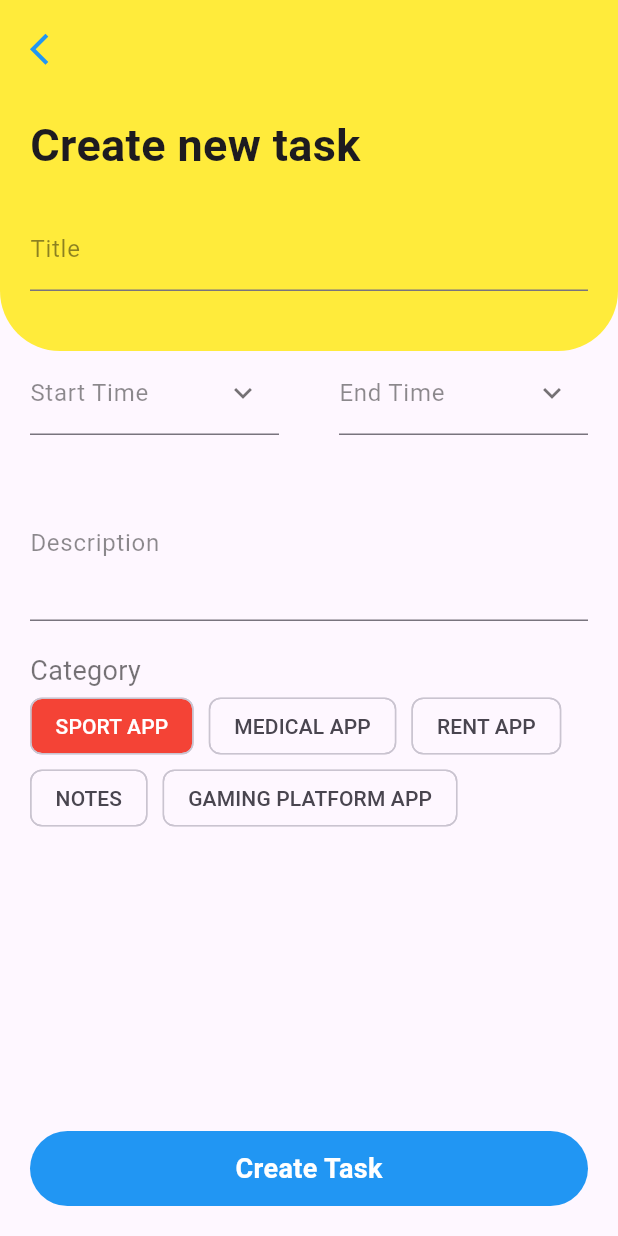
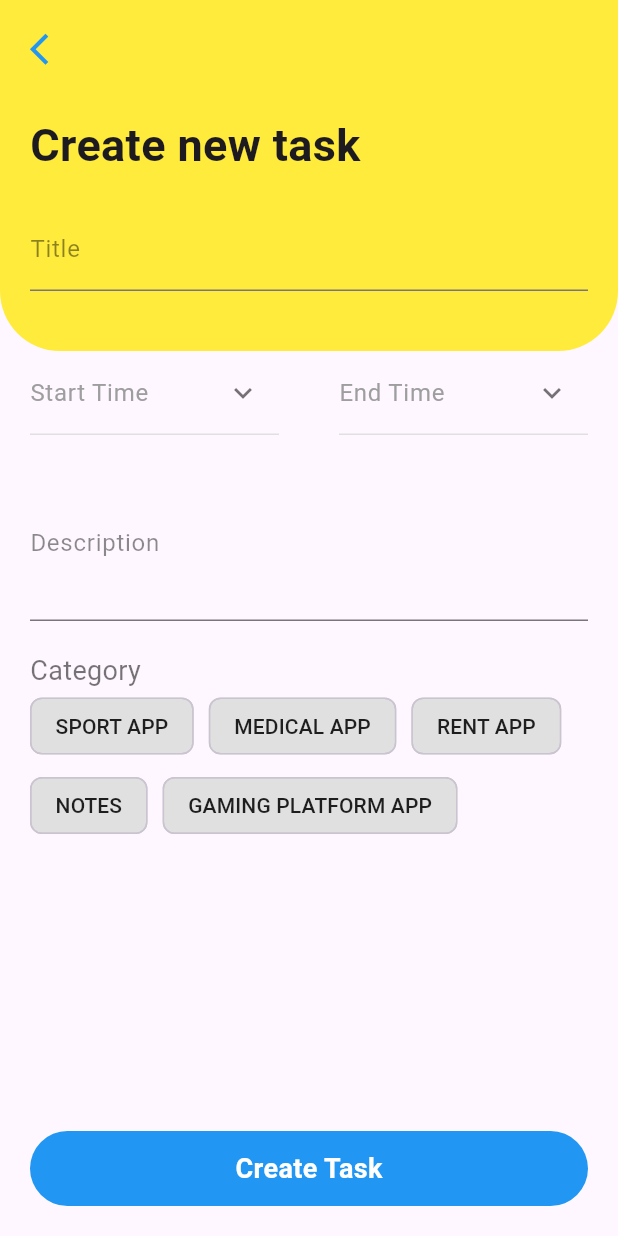
Before and after one commit to ngcuyen/task-manager, a Flutter app: the screen it shows after launch, on a phone screen of 412 x 824 dp. Run offline on Flutter 3.47's test engine with Material 3 defaults, Android fonts, the phone set to English and light mode, and no system bars; our stand-ins replace cloud_firestore, firebase_core, fl_chart; accounts and stored records are empty.

Commit message:
create task

```diff
--- a/lib/main.dart
+++ b/lib/main.dart
@@ -1,8 +1,14 @@
 import 'package:flutter/material.dart';
 import 'package:task_manager/screens/new_task.dart';
+import 'package:firebase_core/firebase_core.dart';
+import 'firebase_options.dart';
 import 'package:task_manager/screens/task_detail.dart';
 
-void main() {
+Future<void> main() async {
+  WidgetsFlutterBinding.ensureInitialized();
+  await Firebase.initializeApp(
+    options: DefaultFirebaseOptions.currentPlatform,
+  );
   runApp(const MainApp());
 }
 
@@ -11,6 +17,11 @@ class MainApp extends StatelessWidget {
 
   @override
   Widget build(BuildContext context) {
-    return const MaterialApp(home: NewTaskScreen());
+    return const MaterialApp(
+      debugShowCheckedModeBanner: false,
+      title: 'Task Manager',
+
+      home: const NewTaskScreen(),
+    );
   }
 }
--- /dev/null
+++ b/lib/models/task_model.dart
@@ -0,0 +1,44 @@
+import 'package:cloud_firestore/cloud_firestore.dart';
+
+class Task {
+  final String id;
+  final String title;
+  final String description;
+  final DateTime startTime;
+  final DateTime endTime;
+  final String category;
+  final String status;
+
+  Task({
+    required this.id,
+    required this.title,
+    required this.description,
+    required this.startTime,
+    required this.endTime,
+    required this.category,
+    this.status = 'pending',
+  });
+
+  Map<String, dynamic> toMap() {
+    return {
+      'title': title,
+      'description': description,
+      'startTime': startTime.toIso8601String(),
+      'endTime': endTime.toIso8601String(),
+      'category': category,
+      'status': status,
+    };
+  }
+
+  factory Task.fromMap(String id, Map<String, dynamic> map) {
+    return Task(
+      id: id,
+      title: map['title'] ?? '',
+      description: map['description'] ?? '',
+      startTime: DateTime.parse(map['startTime']),
+      endTime: DateTime.parse(map['endTime']),
+      category: map['category'] ?? '',
+      status: map['status'] ?? 'pending',
+    );
+  }
+}
--- a/lib/screens/new_task.dart
+++ b/lib/screens/new_task.dart
@@ -1,6 +1,6 @@
-// ignore_for_file: prefer_const_constructors, prefer_const_literals_to_create_immutables
-
 import 'package:flutter/material.dart';
+import 'package:task_manager/services/firebase_service.dart';
+import 'package:task_manager/models/task_model.dart';
 import 'package:task_manager/widgets/back_button.dart';
 import 'package:task_manager/widgets/textfield.dart';
 import 'package:task_manager/widgets/top_container.dart';
@@ -13,6 +13,129 @@ class NewTaskScreen extends StatefulWidget {
 }
 
 class _NewTaskScreenState extends State<NewTaskScreen> {
+  final FirebaseService _firebaseService = FirebaseService();
+  final TextEditingController _titleController = TextEditingController();
+  final TextEditingController _descriptionController = TextEditingController();
+  DateTime? _startTime;
+  DateTime? _endTime;
+
+  // Lưu trữ danh mục đã chọn
+  String _selectedCategory = '';
+
+  // Kiểm tra trạng thái tải dữ liệu
+  bool _isLoading = false;
+
+  final List<String> categories = [
+    'SPORT APP',
+    'MEDICAL APP',
+    'RENT APP',
+    'NOTES',
+    'GAMING PLATFORM APP'
+  ];
+
+  Future<void> _selectTime(BuildContext context, bool isStartTime) async {
+    final TimeOfDay? picked = await showTimePicker(
+      context: context,
+      initialTime: TimeOfDay.now(),
+    );
+    if (picked != null) {
+      setState(() {
+        final now = DateTime.now();
+        final selectedTime = DateTime(
+          now.year,
+          now.month,
+          now.day,
+          picked.hour,
+          picked.minute,
+        );
+        if (isStartTime) {
+          _startTime = selectedTime;
+        } else {
+          _endTime = selectedTime;
+        }
+      });
+    }
+  }
+
+  String _formatTime(DateTime? time) {
+    if (time == null) return '';
+    return '${time.hour.toString().padLeft(2, '0')}:${time.minute.toString().padLeft(2, '0')}';
+  }
+
+  void _showError(String message) {
+    ScaffoldMessenger.of(context).showSnackBar(
+      SnackBar(
+        content: Text(message),
+        backgroundColor: Colors.red,
+      ),
+    );
+  }
+
+  bool _validateInputs() {
+    if (_titleController.text.isEmpty) {
+      _showError('Please enter a title');
+      return false;
+    }
+    if (_descriptionController.text.isEmpty) {
+      _showError('Please enter a description');
+      return false;
+    }
+    if (_startTime == null) {
+      _showError('Please select start time');
+      return false;
+    }
+    if (_endTime == null) {
+      _showError('Please select end time');
+      return false;
+    }
+    if (_selectedCategory.isEmpty) {
+      _showError('Please select a category');
+      return false;
+    }
+    if (_endTime!.isBefore(_startTime!)) {
+      _showError('End time cannot be before start time');
+      return false;
+    }
+    return true;
+  }
+
+  Future<void> _createTask() async {
+    if (!_validateInputs()) return;
+
+    setState(() => _isLoading = true);
+
+    try {
+      final newTask = Task(
+        id: '',
+        title: _titleController.text.trim(),
+        description: _descriptionController.text.trim(),
+        startTime: _startTime!,
+        endTime: _endTime!,
+        category: _selectedCategory,
+      );
+
+      await _firebaseService.addTask(newTask);
+
+      if (mounted) {
+        ScaffoldMessenger.of(context).showSnackBar(
+          const SnackBar(
+            content: Text('Task created successfully!'),
+            backgroundColor: Colors.green,
+          ),
+        );
+        Navigator.pop(context, true);
+      }
+    } catch (error) {
+      if (mounted) {
+        _showError('Failed to create task: $error');
+      }
+    } finally {
+      if (mounted) {
+        setState(() => _isLoading = false);
+      }
+    }
+  }
+
   @override
   Widget build(BuildContext context) {
     double width = MediaQuery.of(context).size.width;
@@ -20,6 +143,7 @@ class _NewTaskScreenState extends State<NewTaskScreen> {
       Icons.keyboard_arrow_down,
       color: Colors.black54,
     );
+
     return Scaffold(
       body: SafeArea(
         child: Column(
@@ -30,16 +154,16 @@ class _NewTaskScreenState extends State<NewTaskScreen> {
               child: Column(
                 children: <Widget>[
                   MyBackButton(),
-                  SizedBox(
-                    height: 30,
-                  ),
+                  SizedBox(height: 30),
                   Row(
                     mainAxisAlignment: MainAxisAlignment.start,
                     children: <Widget>[
                       Text(
                         'Create new task',
                         style: TextStyle(
-                            fontSize: 30.0, fontWeight: FontWeight.w700),
+                          fontSize: 30.0,
+                          fontWeight: FontWeight.w700,
+                        ),
                       ),
                     ],
                   ),
@@ -48,22 +172,13 @@ class _NewTaskScreenState extends State<NewTaskScreen> {
                     child: Column(
                       crossAxisAlignment: CrossAxisAlignment.start,
                       children: <Widget>[
-                      MyTextField(label: 'Title'),
-                      Row(
-                        mainAxisAlignment: MainAxisAlignment.start,
-                        crossAxisAlignment: CrossAxisAlignment.end,
-                        children: <Widget>[
-                          // Expanded(
-                          //   child: MyTextField(
-                          //     label: 'Date',
-                          //     icon: downwardIcon,
-                          //   ),
-                          // ),
-                          // HomePage.calendarIcon(),
+                        MyTextField(
+                          label: 'Title',
+                          controller: _titleController,
+                        ),
                       ],
+                    ),
                   )
-                    ],
-                  ))
                 ],
               ),
             ),
@@ -76,15 +191,30 @@ class _NewTaskScreenState extends State<NewTaskScreen> {
                       mainAxisAlignment: MainAxisAlignment.spaceBetween,
                       children: <Widget>[
                         Expanded(
+                          child: GestureDetector(
+                            onTap: () => _selectTime(context, true),
                             child: MyTextField(
                               label: 'Start Time',
                               icon: downwardIcon,
-                      )),
+                              enabled: false,
+                              controller: TextEditingController(
+                                text: _formatTime(_startTime),
+                              ),
+                            ),
+                          ),
+                        ),
                         SizedBox(width: 40),
                         Expanded(
+                          child: GestureDetector(
+                            onTap: () => _selectTime(context, false),
                             child: MyTextField(
                               label: 'End Time',
                               icon: downwardIcon,
+                              enabled: false,
+                              controller: TextEditingController(
+                                text: _formatTime(_endTime),
+                              ),
+                            ),
                           ),
                         ),
                       ],
@@ -94,6 +224,7 @@ class _NewTaskScreenState extends State<NewTaskScreen> {
                       label: 'Description',
                       minLines: 3,
                       maxLines: 3,
+                      controller: _descriptionController,
                     ),
                     SizedBox(height: 20),
                     Container(
@@ -109,59 +240,63 @@ class _NewTaskScreenState extends State<NewTaskScreen> {
                             ),
                           ),
                           Wrap(
-                          crossAxisAlignment: WrapCrossAlignment.start,
-                          //direction: Axis.vertical,
-                          alignment: WrapAlignment.start,
-                          verticalDirection: VerticalDirection.down,
-                          runSpacing: 0,
-                          //textDirection: TextDirection.rtl,
                             spacing: 10.0,
-                          children: <Widget>[
-                            Chip(
-                              label: Text("SPORT APP"),
-                              backgroundColor: Colors.red,
-                              labelStyle: TextStyle(color: Colors.white),
+                            runSpacing: 5.0,
+                            children: categories.map((category) {
+                              final isSelected = _selectedCategory == category;
+                              return GestureDetector(
+                                onTap: () {
+                                  setState(() {
+                                    _selectedCategory = category;
+                                  });
+                                },
+                                child: Chip(
+                                  label: Text(category),
+                                  backgroundColor: isSelected
+                                    ? Colors.blue
+                                    : Colors.grey[300],
+                                  labelStyle: TextStyle(
+                                    color: isSelected
+                                      ? Colors.white
+                                      : Colors.black87,
                                   ),
-                            Chip(
-                              label: Text("MEDICAL APP"),
                                 ),
-                            Chip(
-                              label: Text("RENT APP"),
-                            ),
-                            Chip(
-                              label: Text("NOTES"),
-                            ),
-                            Chip(
-                              label: Text("GAMING PLATFORM APP"),
-                            ),
-                          ],
+                              );
+                            }).toList(),
                           ),
                         ],
                       ),
                     )
                   ],
                 ),
-            )),
+              ),
+            ),
             Container(
               height: 80,
               width: width,
               child: Row(
                 crossAxisAlignment: CrossAxisAlignment.stretch,
                 children: <Widget>[
-                  Container(
-                    child: Text(
+                  GestureDetector(
+                    onTap: _isLoading ? null : _createTask,
+                    child: Container(
+                      child: _isLoading
+                          ? CircularProgressIndicator(color: Colors.white)
+                          : Text(
                               'Create Task',
                               style: TextStyle(
                                 color: Colors.white,
                                 fontWeight: FontWeight.w700,
-                          fontSize: 18),
+                                fontSize: 18,
+                              ),
                             ),
                       alignment: Alignment.center,
                       margin: EdgeInsets.fromLTRB(20, 10, 20, 20),
                       width: width - 40,
                       decoration: BoxDecoration(
-                      color: Colors.blue,
+                        color: _isLoading ? Colors.blue[300] : Colors.blue,
                         borderRadius: BorderRadius.circular(30),
+                      ),
                     ),
                   ),
                 ],
--- a/lib/widgets/textfield.dart
+++ b/lib/widgets/textfield.dart
@@ -5,22 +5,62 @@ class MyTextField extends StatelessWidget {
   final int maxLines;
   final int minLines;
   final Icon? icon;
-  MyTextField({this.label, this.maxLines = 1, this.minLines = 1, this.icon});
+  final TextEditingController? controller;
+  final bool enabled;
+  final VoidCallback? onTap;
+  final TextInputType? keyboardType;
+  final String? Function(String?)? validator;
+  final void Function(String)? onChanged;
+
+  const MyTextField({
+    Key? key,
+    this.label,
+    this.maxLines = 1,
+    this.minLines = 1,
+    this.icon,
+    this.controller,
+    this.enabled = true,
+    this.onTap,
+    this.keyboardType,
+    this.validator,
+    this.onChanged,
+  }) : super(key: key);
 
   @override
   Widget build(BuildContext context) {
     return TextField(
-      style: TextStyle(color: Colors.black87),
+      controller: controller,
+      enabled: enabled,
+      style: TextStyle(
+        color: enabled ? Colors.black87 : Colors.grey,
+      ),
       minLines: minLines,
       maxLines: maxLines,
+      keyboardType: keyboardType,
+      onTap: onTap,
+      onChanged: onChanged,
       decoration: InputDecoration(
-          suffixIcon: icon == null ? null : icon,
-          labelText: label,
-          labelStyle: TextStyle(color: Colors.black45),
-          focusedBorder:
-              UnderlineInputBorder(borderSide: BorderSide(color: Colors.black)),
-          border:
-              UnderlineInputBorder(borderSide: BorderSide(color: Colors.grey))),
+        suffixIcon: icon,
+        labelText: label,
+        labelStyle: TextStyle(
+          color: enabled ? Colors.black45 : Colors.grey,
+        ),
+        focusedBorder: UnderlineInputBorder(
+          borderSide: BorderSide(
+            color: Colors.black,
+          ),
+        ),
+        disabledBorder: UnderlineInputBorder(
+          borderSide: BorderSide(
+            color: Colors.grey.shade300,
+          ),
+        ),
+        border: UnderlineInputBorder(
+          borderSide: BorderSide(
+            color: Colors.grey,
+          ),
+        ),
+      ),
     );
   }
 }
--- a/pubspec.yaml
+++ b/pubspec.yaml
@@ -12,6 +12,7 @@ dependencies:
   firebase_core: ^3.9.0
   firebase_database: ^11.2.0
   fl_chart: ^0.69.2
+  cloud_firestore: ^5.6.1
 
 dev_dependencies:
   flutter_test:
```
Also changed, not shown: lib/services/firebase_service.dart (added, +27 -0 lines), pubspec.lock, 3 other files. Lines whose indentation alone changed are shown as unchanged.
